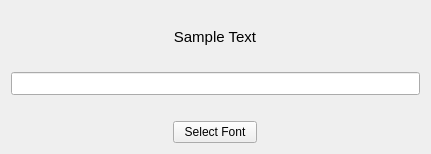
Old version of the form fontpicker.ui in the repository copperspice/kitchensink.
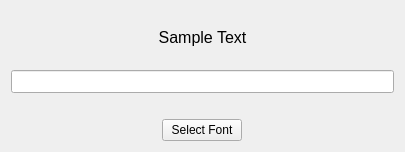
New version of the form.

```diff
--- a/fontpicker.ui
+++ b/fontpicker.ui
@@ -6,100 +6,32 @@
    <rect>
     <x>0</x>
     <y>0</y>
-    <width>431</width>
-    <height>154</height>
+    <width>405</width>
+    <height>152</height>
    </rect>
   </property>
   <property name="windowTitle">
    <string>Font Picker</string>
   </property>
   <layout class="QGridLayout" name="gridLayout">
-   <item row="3" column="1">
-    <spacer name="verticalSpacer_2">
-     <property name="orientation">
-      <enum>Qt::Vertical</enum>
-     </property>
-     <property name="sizeHint" stdset="0">
-      <size>
-       <width>20</width>
-       <height>20</height>
-      </size>
-     </property>
-    </spacer>
-   </item>
-   <item row="6" column="1">
-    <widget class="QPushButton" name="selectFont_pushButton">
-     <property name="text">
-      <string>Select Font</string>
-     </property>
-    </widget>
-   </item>
-   <item row="6" column="0">
-    <spacer name="horizontalSpacer">
-     <property name="orientation">
-      <enum>Qt::Horizontal</enum>
-     </property>
-     <property name="sizeHint" stdset="0">
-      <size>
-       <width>160</width>
-       <height>20</height>
-      </size>
-     </property>
-    </spacer>
-   </item>
-   <item row="6" column="2">
-    <spacer name="horizontalSpacer_2">
-     <property name="orientation">
-      <enum>Qt::Horizontal</enum>
-     </property>
-     <property name="sizeHint" stdset="0">
-      <size>
-       <width>160</width>
-       <height>20</height>
-      </size>
-     </property>
-    </spacer>
-   </item>
-   <item row="5" column="1">
-    <spacer name="verticalSpacer">
-     <property name="orientation">
-      <enum>Qt::Vertical</enum>
-     </property>
-     <property name="sizeHint" stdset="0">
-      <size>
-       <width>20</width>
-       <height>20</height>
-      </size>
-     </property>
-    </spacer>
-   </item>
    <item row="0" column="1">
-    <spacer name="verticalSpacer_3">
+    <spacer name="verticalSpacer_1">
      <property name="orientation">
       <enum>Qt::Vertical</enum>
      </property>
      <property name="sizeHint" stdset="0">
       <size>
        <width>20</width>
-       <height>5</height>
+       <height>10</height>
       </size>
      </property>
     </spacer>
    </item>
-   <item row="4" column="0" colspan="3">
-    <widget class="QLineEdit" name="fontEdit">
-     <property name="font">
-      <font>
-       <pointsize>10</pointsize>
-      </font>
-     </property>
-    </widget>
-   </item>
-   <item row="1" column="1">
+   <item row="1" column="0" colspan="3">
     <widget class="QLabel" name="label">
      <property name="font">
       <font>
-       <pointsize>11</pointsize>
+       <pointsize>12</pointsize>
       </font>
      </property>
      <property name="text">
@@ -110,6 +42,80 @@
      </property>
     </widget>
    </item>
+   <item row="2" column="1">
+    <spacer name="verticalSpacer_2">
+     <property name="orientation">
+      <enum>Qt::Vertical</enum>
+     </property>
+     <property name="sizeHint" stdset="0">
+      <size>
+       <width>20</width>
+       <height>10</height>
+      </size>
+     </property>
+    </spacer>
+   </item>
+   <item row="3" column="0" colspan="3">
+    <widget class="QLineEdit" name="fontEdit">
+     <property name="minimumSize">
+      <size>
+       <width>0</width>
+       <height>0</height>
+      </size>
+     </property>
+     <property name="font">
+      <font>
+       <pointsize>10</pointsize>
+      </font>
+     </property>
+    </widget>
+   </item>
+   <item row="4" column="1">
+    <spacer name="verticalSpacer_3">
+     <property name="orientation">
+      <enum>Qt::Vertical</enum>
+     </property>
+     <property name="sizeHint" stdset="0">
+      <size>
+       <width>20</width>
+       <height>20</height>
+      </size>
+     </property>
+    </spacer>
+   </item>
+   <item row="5" column="0">
+    <spacer name="horizontalSpacer_1">
+     <property name="orientation">
+      <enum>Qt::Horizontal</enum>
+     </property>
+     <property name="sizeHint" stdset="0">
+      <size>
+       <width>150</width>
+       <height>20</height>
+      </size>
+     </property>
+    </spacer>
+   </item>
+   <item row="5" column="1">
+    <widget class="QPushButton" name="selectFont_pushButton">
+     <property name="text">
+      <string>Select Font</string>
+     </property>
+    </widget>
+   </item>
+   <item row="5" column="2">
+    <spacer name="horizontalSpacer_2">
+     <property name="orientation">
+      <enum>Qt::Horizontal</enum>
+     </property>
+     <property name="sizeHint" stdset="0">
+      <size>
+       <width>150</width>
+       <height>20</height>
+      </size>
+     </property>
+    </spacer>
+   </item>
   </layout>
  </widget>
  <resources/>
```
Left out of the diff: 2 changed lines with no effect on the pictures.
